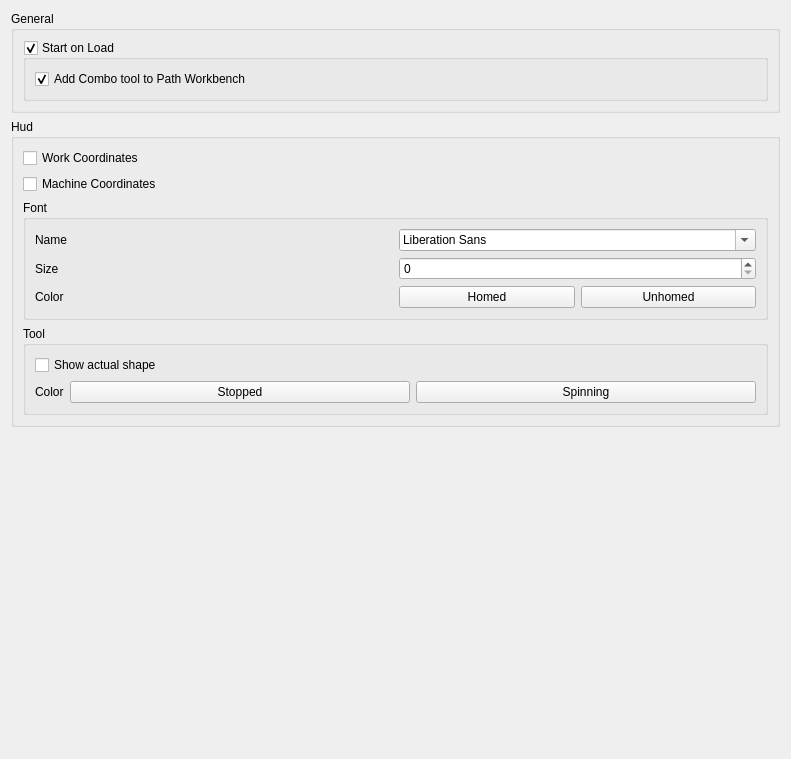
The window that Resources/preferences.ui (mlampert/Machinekit-Workbench) describes before a commit, drawn with Qt 5.
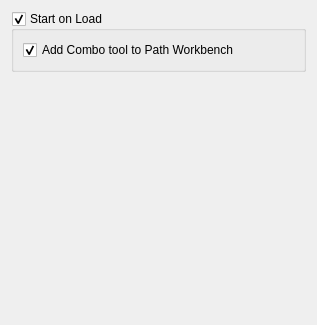
The same window after the commit. Custom widgets are drawn as their Qt base class.

Commit message: Added preferences for HUD progress display.

Diff of the .ui file:
```diff
--- a/Resources/preferences.ui
+++ b/Resources/preferences.ui
@@ -6,8 +6,8 @@
    <rect>
     <x>0</x>
     <y>0</y>
-    <width>791</width>
-    <height>759</height>
+    <width>317</width>
+    <height>325</height>
    </rect>
   </property>
   <property name="windowTitle">
@@ -15,183 +15,22 @@
   </property>
   <layout class="QVBoxLayout" name="verticalLayout">
    <item>
-    <widget class="QGroupBox" name="groupBox_4">
+    <widget class="QGroupBox" name="startOnLoad">
      <property name="title">
-      <string>General</string>
+      <string>Start on Load</string>
      </property>
-     <layout class="QVBoxLayout" name="verticalLayout_3">
+     <property name="checkable">
+      <bool>true</bool>
+     </property>
+     <layout class="QVBoxLayout" name="verticalLayout_4">
       <item>
-       <widget class="QGroupBox" name="startOnLoad">
-        <property name="title">
-         <string>Start on Load</string>
+       <widget class="QCheckBox" name="addToPathWB">
+        <property name="text">
+         <string>Add Combo tool to Path Workbench</string>
         </property>
-        <property name="checkable">
+        <property name="checked">
          <bool>true</bool>
         </property>
-        <layout class="QVBoxLayout" name="verticalLayout_4">
-         <item>
-          <widget class="QCheckBox" name="addToPathWB">
-           <property name="text">
-            <string>Add Combo tool to Path Workbench</string>
-           </property>
-           <property name="checked">
-            <bool>true</bool>
-           </property>
-          </widget>
-         </item>
-        </layout>
-       </widget>
-      </item>
-     </layout>
-    </widget>
-   </item>
-   <item>
-    <widget class="QGroupBox" name="groupBox">
-     <property name="title">
-      <string>Hud</string>
-     </property>
-     <layout class="QVBoxLayout" name="verticalLayout_2">
-      <item>
-       <widget class="QCheckBox" name="workCoordinates">
-        <property name="text">
-         <string>Work Coordinates</string>
-        </property>
-       </widget>
-      </item>
-      <item>
-       <widget class="QCheckBox" name="machineCoordinates">
-        <property name="text">
-         <string>Machine Coordinates</string>
-        </property>
-       </widget>
-      </item>
-      <item>
-       <widget class="QGroupBox" name="groupBox_2">
-        <property name="title">
-         <string>Font</string>
-        </property>
-        <layout class="QGridLayout" name="gridLayout_2">
-         <item row="1" column="0">
-          <widget class="QLabel" name="label">
-           <property name="text">
-            <string>Size</string>
-           </property>
-          </widget>
-         </item>
-         <item row="1" column="1">
-          <widget class="QSpinBox" name="fontSize"/>
-         </item>
-         <item row="0" column="0">
-          <widget class="QLabel" name="label_2">
-           <property name="text">
-            <string>Name</string>
-           </property>
-          </widget>
-         </item>
-         <item row="2" column="0">
-          <widget class="QLabel" name="label_3">
-           <property name="text">
-            <string>Color</string>
-           </property>
-          </widget>
-         </item>
-         <item row="2" column="1">
-          <widget class="QWidget" name="widget" native="true">
-           <layout class="QHBoxLayout" name="horizontalLayout">
-            <property name="leftMargin">
-             <number>0</number>
-            </property>
-            <property name="topMargin">
-             <number>0</number>
-            </property>
-            <property name="rightMargin">
-             <number>0</number>
-            </property>
-            <property name="bottomMargin">
-             <number>0</number>
-            </property>
-            <item>
-             <widget class="Gui::ColorButton" name="fontColorHomed">
-              <property name="text">
-               <string>Homed</string>
-              </property>
-             </widget>
-            </item>
-            <item>
-             <widget class="Gui::ColorButton" name="fontColorUnhomed">
-              <property name="text">
-               <string>Unhomed</string>
-              </property>
-             </widget>
-            </item>
-           </layout>
-          </widget>
-         </item>
-         <item row="0" column="1">
-          <widget class="QFontComboBox" name="fontName"/>
-         </item>
-        </layout>
-       </widget>
-      </item>
-      <item>
-       <widget class="QGroupBox" name="groupBox_3">
-        <property name="title">
-         <string>Tool</string>
-        </property>
-        <layout class="QGridLayout" name="gridLayout">
-         <item row="1" column="0">
-          <widget class="QLabel" name="label_4">
-           <property name="text">
-            <string>Color</string>
-           </property>
-          </widget>
-         </item>
-         <item row="1" column="1">
-          <widget class="QWidget" name="widget_2" native="true">
-           <property name="sizePolicy">
-            <sizepolicy hsizetype="Expanding" vsizetype="Preferred">
-             <horstretch>0</horstretch>
-             <verstretch>0</verstretch>
-            </sizepolicy>
-           </property>
-           <layout class="QHBoxLayout" name="horizontalLayout_2">
-            <property name="leftMargin">
-             <number>0</number>
-            </property>
-            <property name="topMargin">
-             <number>0</number>
-            </property>
-            <property name="rightMargin">
-             <number>0</number>
-            </property>
-            <property name="bottomMargin">
-             <number>0</number>
-            </property>
-            <item>
-             <widget class="Gui::ColorButton" name="toolColorStopped">
-              <property name="text">
-               <string>Stopped</string>
-              </property>
-             </widget>
-            </item>
-            <item>
-             <widget class="Gui::ColorButton" name="toolColorSpinning">
-              <property name="text">
-               <string>Spinning</string>
-              </property>
-             </widget>
-            </item>
-           </layout>
-          </widget>
-         </item>
-         <item row="0" column="0" colspan="2">
-          <widget class="QCheckBox" name="toolShowShape">
-           <property name="text">
-            <string>Show actual shape</string>
-           </property>
-          </widget>
-         </item>
-        </layout>
        </widget>
       </item>
      </layout>
@@ -212,13 +51,6 @@
    </item>
   </layout>
  </widget>
- <customwidgets>
-  <customwidget>
-   <class>Gui::ColorButton</class>
-   <extends>QPushButton</extends>
-   <header>Gui/Widgets.h</header>
-  </customwidget>
- </customwidgets>
  <resources/>
  <connections/>
 </ui>
```
Left out of the diff: 2 changed lines with no effect on the pictures. The commit also changes 3 other files.
